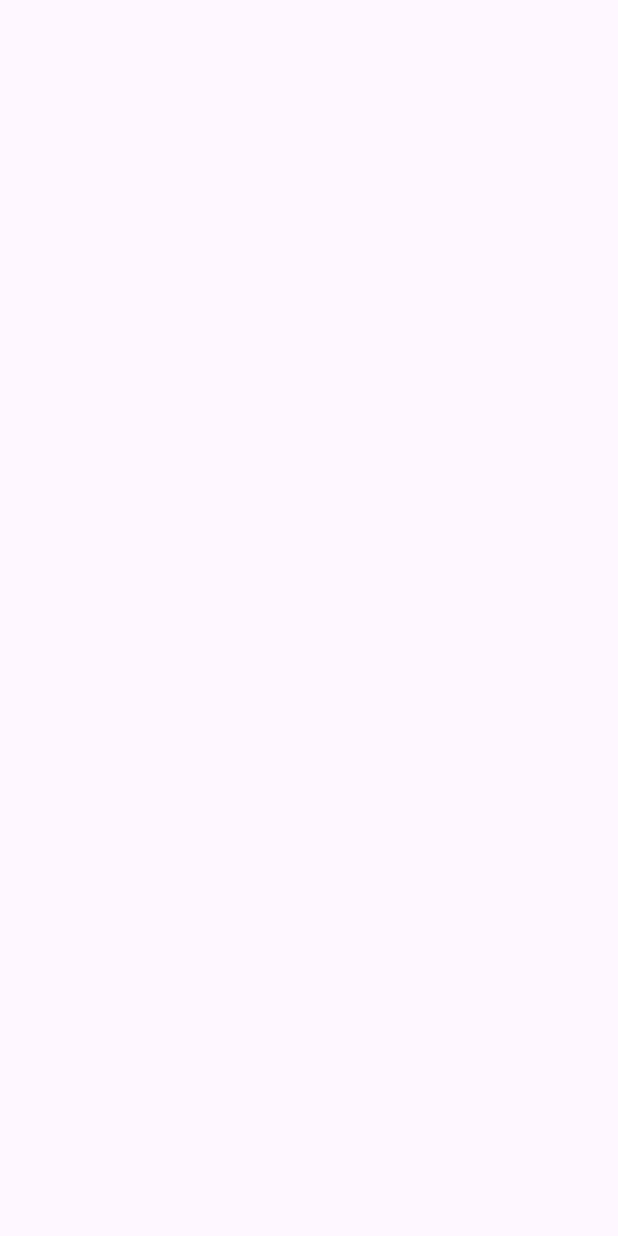
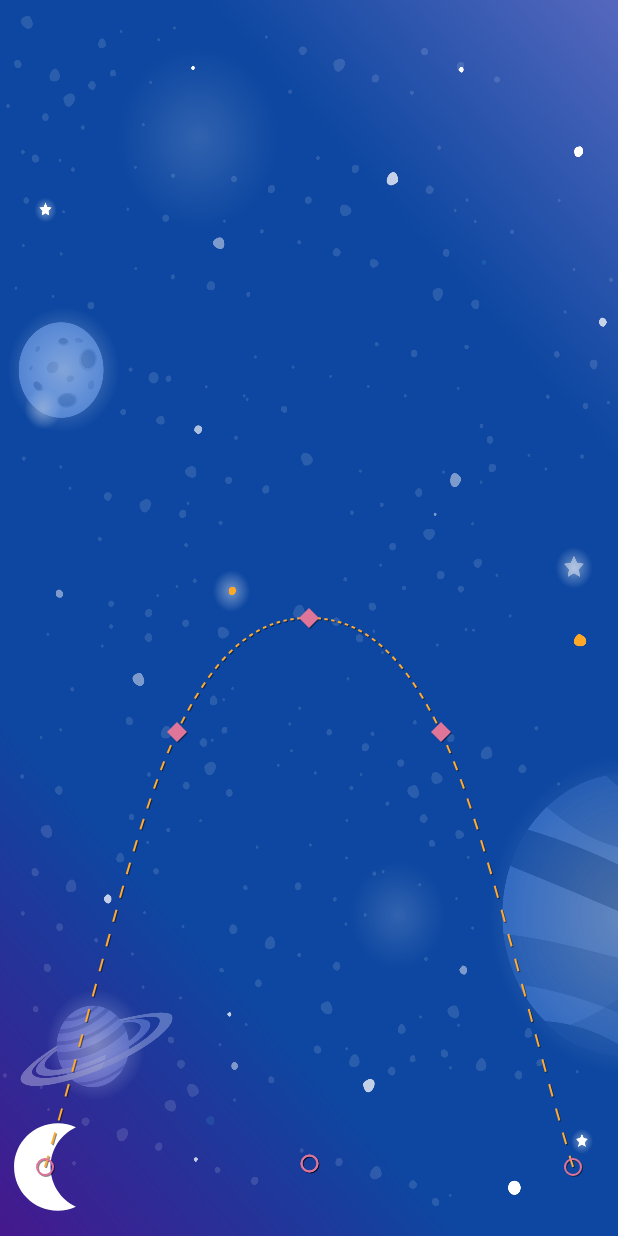
Before and after one commit to Uthoai/Motion-ex-list, an Android app: the Step5Activity screen opened directly, with no data from a screen before it, on a phone screen of 412 x 824 dp. Before the commit the screen is empty. Run offline under Robolectric (Android 15) with nearby library versions, the phone set to English and light mode, and no system bars.

Commit message:
step5 Changing attributes with motion

```diff
--- a/app/src/main/AndroidManifest.xml
+++ b/app/src/main/AndroidManifest.xml
@@ -28,7 +28,7 @@
             android:name=".ui.Step1Activity"
             android:exported="false" />
         <activity
-            android:name=".MainActivity"
+            android:name=".ui.MainActivity"
             android:exported="true">
             <intent-filter>
                 <action android:name="android.intent.action.MAIN" />
--- a/app/src/main/res/layout/activity_main.xml
+++ b/app/src/main/res/layout/activity_main.xml
@@ -6,7 +6,7 @@
     android:id="@+id/main"
     android:layout_width="match_parent"
     android:layout_height="match_parent"
-    tools:context=".MainActivity">
+    tools:context=".ui.MainActivity">
 
     <androidx.recyclerview.widget.RecyclerView
         android:id="@+id/recyclerView"
--- a/app/src/main/res/layout/activity_step5.xml
+++ b/app/src/main/res/layout/activity_step5.xml
@@ -1,10 +1,28 @@
 <?xml version="1.0" encoding="utf-8"?>
-<androidx.constraintlayout.widget.ConstraintLayout xmlns:android="http://schemas.android.com/apk/res/android"
+<androidx.constraintlayout.motion.widget.MotionLayout xmlns:android="http://schemas.android.com/apk/res/android"
     xmlns:app="http://schemas.android.com/apk/res-auto"
     xmlns:tools="http://schemas.android.com/tools"
     android:id="@+id/main"
     android:layout_width="match_parent"
     android:layout_height="match_parent"
-    tools:context=".ui.Step5Activity">
+    app:layoutDescription="@xml/activity_step5_scene"
+    tools:context=".ui.Step5Activity"
+    android:background="@drawable/background"
+    app:motionDebug="SHOW_PATH">
 
-</androidx.constraintlayout.widget.ConstraintLayout>
+    <ImageView
+        android:id="@+id/iv_moon"
+        android:layout_width="wrap_content"
+        android:layout_height="wrap_content"
+        android:src="@drawable/ic_moon"/>
+
+    <TextView
+        android:id="@+id/tv_credits"
+        android:layout_width="wrap_content"
+        android:layout_height="wrap_content"
+        android:text="@string/credits"
+        android:textAppearance="?textAppearanceHeadline5"
+        android:textColor="@color/white"/>
+
+
+</androidx.constraintlayout.motion.widget.MotionLayout>
--- /dev/null
+++ b/app/src/main/res/xml/activity_step5_scene.xml
@@ -0,0 +1,85 @@
+<?xml version="1.0" encoding="utf-8"?>
+<MotionScene
+    xmlns:android="http://schemas.android.com/apk/res/android"
+    xmlns:motion="http://schemas.android.com/apk/res-auto">
+
+    <Transition
+        motion:constraintSetEnd="@+id/end"
+        motion:constraintSetStart="@id/start"
+        motion:duration="2500">
+
+        <OnClick
+            motion:targetId="@id/iv_moon"
+            motion:clickAction="toggle"/>
+       <KeyFrameSet>
+           <KeyPosition
+               motion:motionTarget="@id/iv_moon"
+               motion:framePosition="25"
+               motion:percentY="0.6"
+               motion:keyPositionType="parentRelative"/>
+
+           <KeyPosition
+               motion:motionTarget="@id/iv_moon"
+               motion:framePosition="50"
+               motion:percentY="0.5"
+               motion:keyPositionType="parentRelative"/>
+
+           <KeyPosition
+               motion:motionTarget="@id/iv_moon"
+               motion:framePosition="75"
+               motion:percentY="0.6"
+               motion:keyPositionType="parentRelative"/>
+
+           <KeyAttribute
+               motion:motionTarget="@id/iv_moon"
+               motion:framePosition="50"
+               android:rotation="-360"
+               android:alpha=".2"
+               android:rotationY="50"
+               android:rotationX="50"
+               android:scaleY=".50"
+               android:scaleX=".50"/>
+
+       </KeyFrameSet>
+    </Transition>
+
+    <ConstraintSet android:id="@+id/start">
+        <Constraint
+            android:id="@id/iv_moon"
+            android:layout_width="wrap_content"
+            android:layout_height="wrap_content"
+            motion:layout_constraintBottom_toBottomOf="parent"
+            motion:layout_constraintStart_toStartOf="parent"
+            android:layout_marginBottom="16dp"/>
+
+        <Constraint
+            android:id="@+id/tv_credits"
+            android:layout_width="wrap_content"
+            android:layout_height="wrap_content"
+            android:alpha="0.0"
+            motion:layout_constraintStart_toStartOf="parent"
+            motion:layout_constraintEnd_toEndOf="parent"
+            motion:layout_constraintBottom_toBottomOf="parent"
+            android:layout_marginBottom="32dp"/>
+    </ConstraintSet>
+
+    <ConstraintSet android:id="@+id/end">
+        <Constraint
+            android:id="@+id/iv_moon"
+            android:layout_width="wrap_content"
+            android:layout_height="wrap_content"
+            motion:layout_constraintBottom_toBottomOf="parent"
+            motion:layout_constraintEnd_toEndOf="parent"
+            android:layout_marginBottom="16dp"/>
+
+        <Constraint
+            android:id="@+id/tv_credits"
+            android:layout_width="wrap_content"
+            android:layout_height="wrap_content"
+            android:alpha="1.0"
+            motion:layout_constraintStart_toStartOf="parent"
+            motion:layout_constraintEnd_toEndOf="parent"
+            motion:layout_constraintBottom_toBottomOf="parent"
+            android:layout_marginBottom="32dp"/>
+    </ConstraintSet>
+</MotionScene>
```
Also changed, not shown: app/src/main/java/com/example/motion_ex_list/ui/MainActivity.kt (renamed from app/src/main/java/com/example/motion_ex_list/MainActivity.kt, +2 -7 lines).
